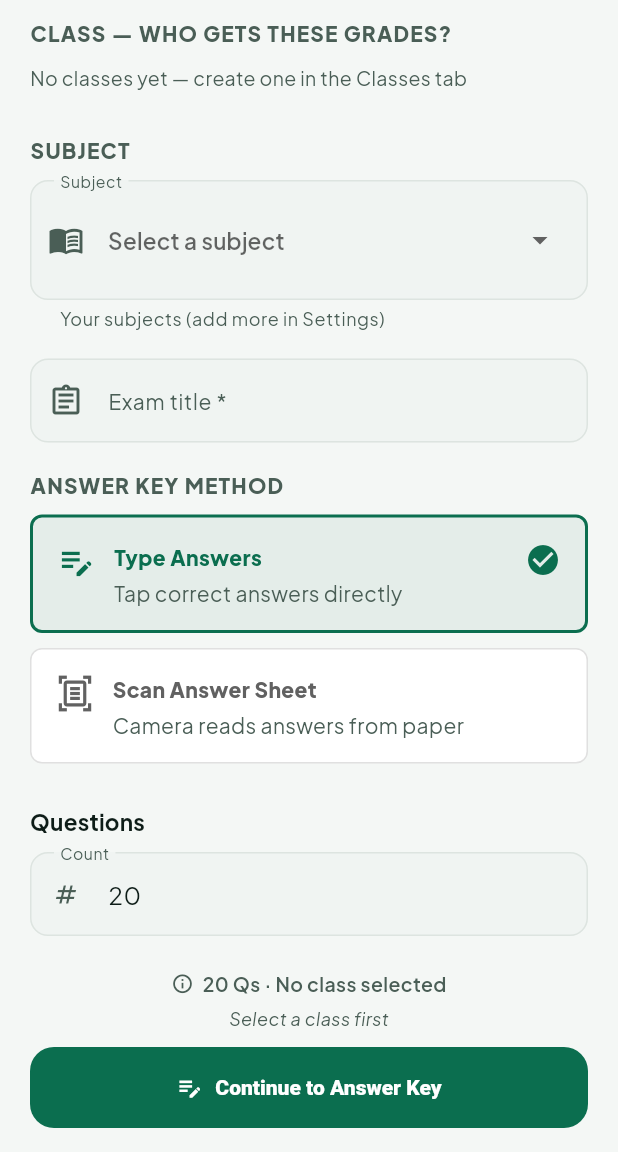
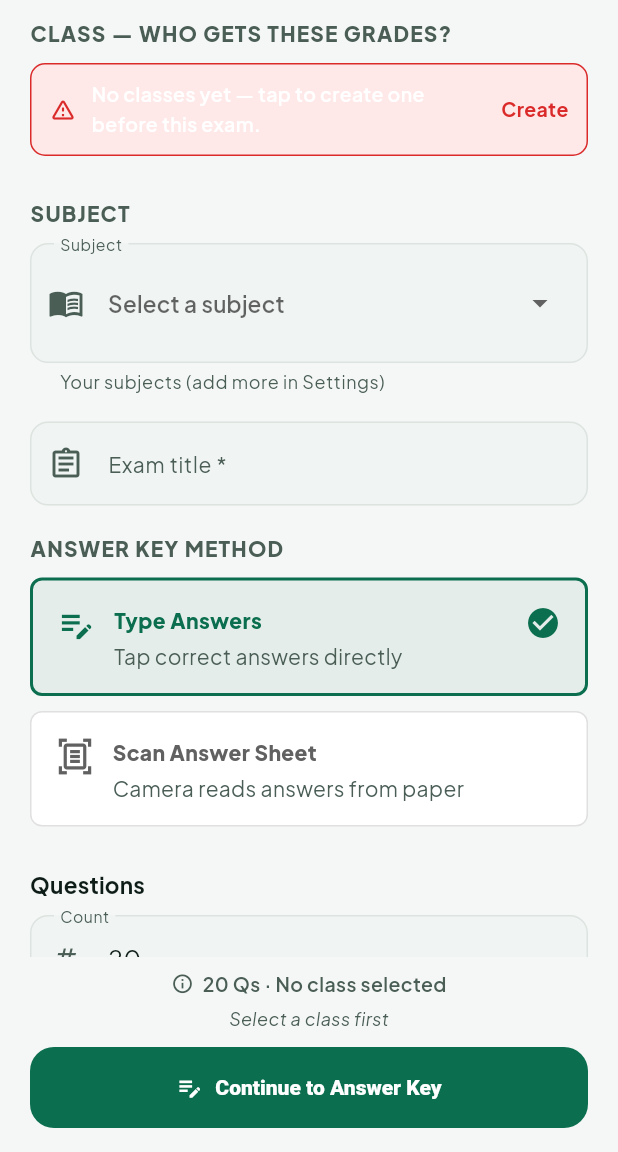
Before and after one commit to Mayademe1020/ethiograde, a Flutter app: the ExamDayCreateScreen screen opened by its route, on a phone screen of 412 x 824 dp, the part 84-1236 px from its top. Run offline on Flutter 3.47's test engine with Material 3 defaults, Android fonts, the phone set to English and light mode, and no system bars; our stand-ins replace camera, csv, file_picker, flutter_secure_storage, flutter_tts, google_fonts and 6 more; missing offline and left inert: encrypt, google_mlkit_text_recognition; accounts and stored records are empty; generated files the repository leaves out were written again; project files that could hold a hidden picture were left out.

Commit message:
feat: address platform consistency fixes (no-class banner, academic year on dashboard, teacher subject chips, derive classes from ownerId, compact class-detail buttons)

```diff
--- a/lib/screens/assessment/exam_day_create_screen.dart
+++ b/lib/screens/assessment/exam_day_create_screen.dart
@@ -8,6 +8,7 @@ import '../../models/class_info.dart';
 import '../../services/assessment_provider.dart';
 import '../../services/class_provider.dart';
 import '../../services/settings_provider.dart';
+import '../../screens/classes/create_class_sheet.dart';
 import 'answer_key_screen.dart';
 
 enum ExamDayStartMode { masterScan, noRoster, classList, manualKey }
@@ -96,11 +97,59 @@ class _ExamDayCreateScreenState extends State<ExamDayCreateScreen> {
             _buildSectionHeader(context, 'CLASS — WHO GETS THESE GRADES?'),
             const SizedBox(height: 10),
             if (classes.isEmpty)
-              const Padding(
-                padding: EdgeInsets.only(bottom: 10),
-                child: Text(
-                  'No classes yet — create one in the Classes tab',
-                  style: TextStyle(color: AppTheme.lightText, fontSize: 13),
+              Padding(
+                padding: const EdgeInsets.only(bottom: 10),
+                child: InkWell(
+                  onTap: () async {
+                    final created = await CreateClassSheet.show(context);
+                    if (created != null && mounted) setState(() {});
+                  },
+                  borderRadius: BorderRadius.circular(10),
+                  child: Container(
+                    decoration: BoxDecoration(
+                      color: Theme.of(context).colorScheme.errorContainer,
+                      borderRadius: BorderRadius.circular(10),
+                      border: Border.all(
+                        color: Theme.of(context).colorScheme.error,
+                      ),
+                    ),
+                    padding: const EdgeInsets.symmetric(
+                      horizontal: 12,
+                      vertical: 10,
+                    ),
+                    child: Row(
+                      children: [
+                        Icon(
+                          Icons.warning_amber_rounded,
+                          size: 18,
+                          color: Theme.of(context).colorScheme.error,
+                        ),
+                        const SizedBox(width: 10),
+                        Expanded(
+                          child: Text(
+                            'No classes yet — tap to create one before '
+                            'this exam.',
+                            style: TextStyle(
+                              color: Theme.of(context)
+                                  .colorScheme
+                                  .onErrorContainer,
+                              fontSize: 13,
+                              fontWeight: FontWeight.w600,
+                            ),
+                          ),
+                        ),
+                        const SizedBox(width: 6),
+                        Text(
+                          'Create',
+                          style: TextStyle(
+                            color: Theme.of(context).colorScheme.error,
+                            fontSize: 13,
+                            fontWeight: FontWeight.bold,
+                          ),
+                        ),
+                      ],
+                    ),
+                  ),
                 ),
               )
             else
--- a/lib/screens/classes/create_class_sheet.dart
+++ b/lib/screens/classes/create_class_sheet.dart
@@ -66,7 +66,7 @@ class _CreateClassSheetState extends State<CreateClassSheet> {
       final grades = context
           .read<ClassProvider>()
           .classes
-          .where((c) => teacher?.classIds.contains(c.id) ?? false)
+          .where((c) => c.ownerId == teacher?.id)
           .map((c) => c.grade)
           .toSet();
       if (grades.length == 1) {
```
Also changed, not shown: lib/screens/classes/class_detail_screen.dart (+6 -6 lines), lib/screens/home/main_dashboard.dart (+75 -0 lines), lib/screens/home/settings_tab.dart (+54 -25 lines).
